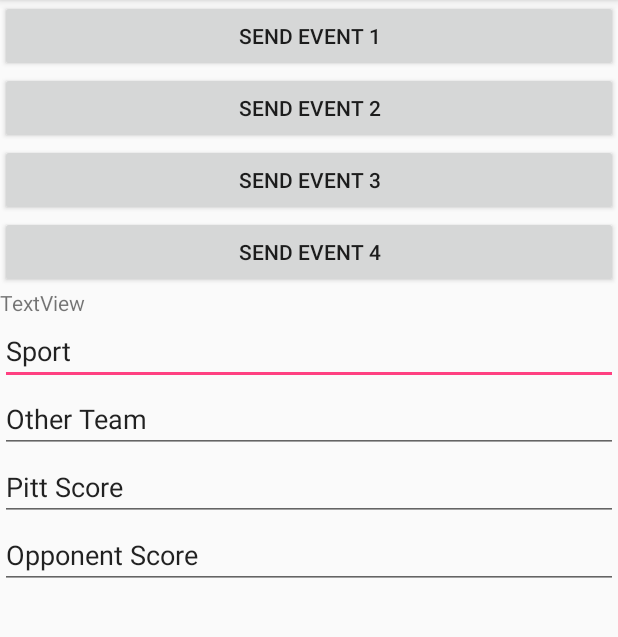
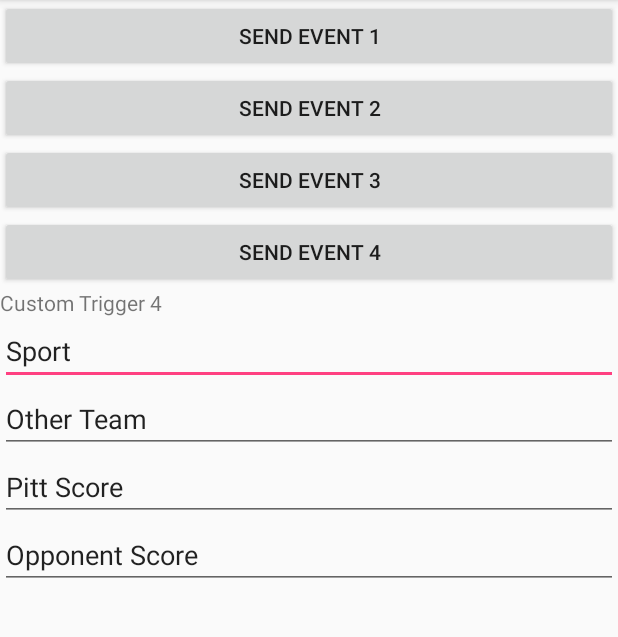
Before and after one commit to JoshRodstein/1699-project, an Android app: the screen it shows after launch (MainActivity), on a phone screen of 412 x 824 dp, the part 84-721 px from its top. Run offline under Robolectric (Android 15) with nearby library versions, the phone set to English and light mode, and no system bars.

Commit message:
labled custome field

```diff
--- a/TestApp/app/src/main/res/layout/activity_main.xml
+++ b/TestApp/app/src/main/res/layout/activity_main.xml
@@ -40,7 +40,7 @@
         android:id="@+id/textView2"
         android:layout_width="match_parent"
         android:layout_height="wrap_content"
-        android:text="TextView" />
+        android:text="Custom Trigger 4" />
 
     <EditText
         android:id="@+id/Sport"
```
